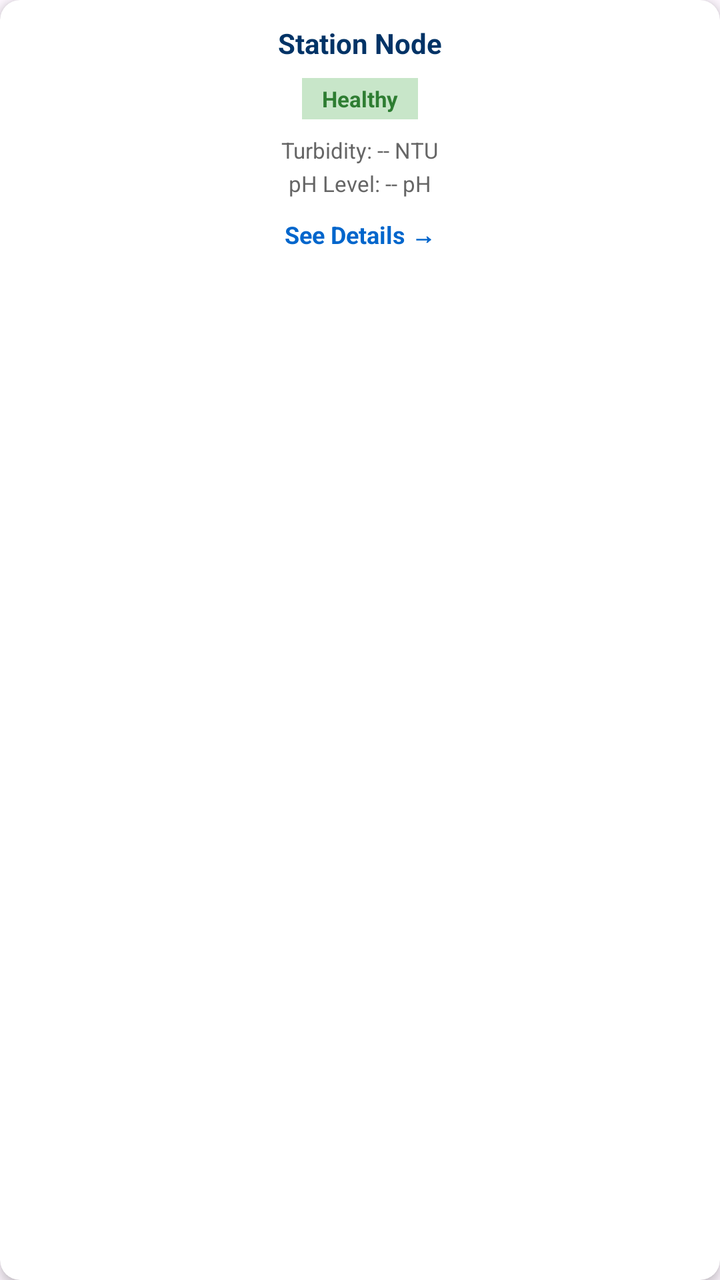
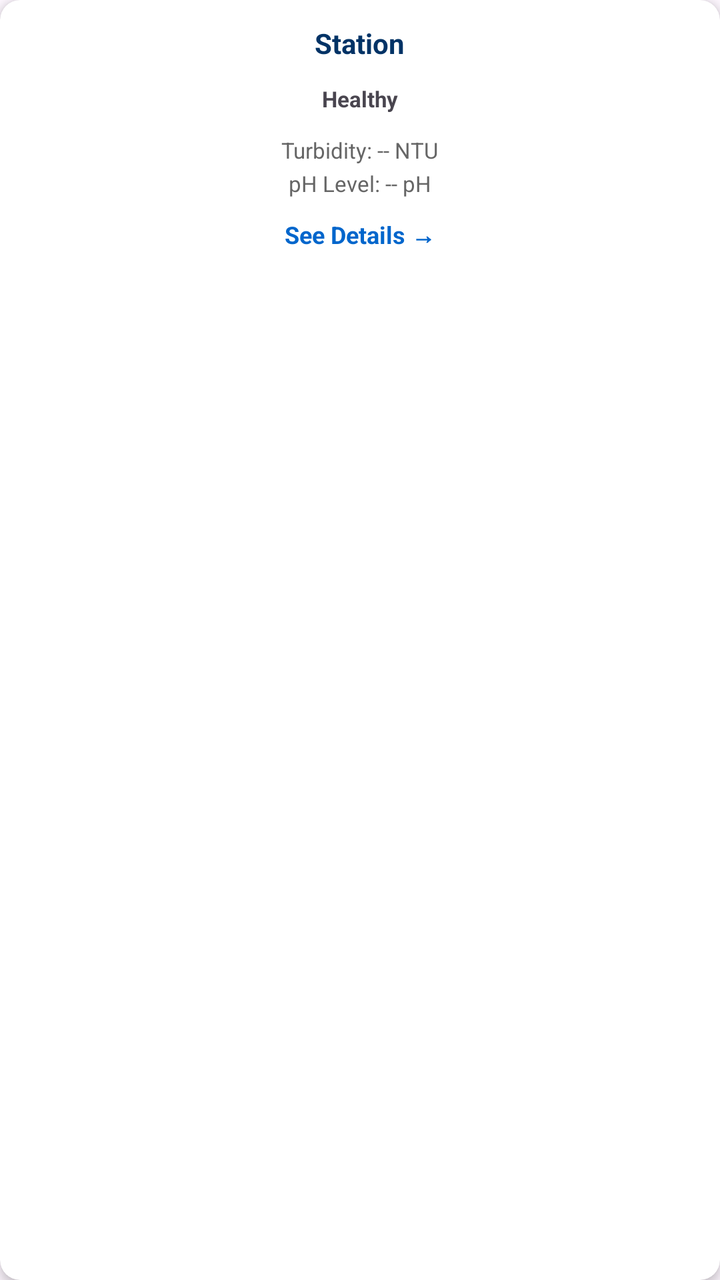

Compare the two renders of this Android layout. The source of the first and the diff that turns it into the second are given below.
<!-- AndroidManifest.xml: application theme Theme.WaterFilter -->
<!-- res/layout/item_station.xml -->
<?xml version="1.0" encoding="utf-8"?>
<androidx.cardview.widget.CardView xmlns:android="http://schemas.android.com/apk/res/android"
    xmlns:app="http://schemas.android.com/apk/res-auto"
    android:layout_width="160dp"
    android:layout_height="match_parent"
    android:layout_margin="6dp"
    app:cardCornerRadius="10dp"
    app:cardElevation="3dp"
    app:cardBackgroundColor="@android:color/white">

    <LinearLayout
        android:layout_width="match_parent"
        android:layout_height="match_parent"
        android:orientation="vertical"
        android:padding="12dp"
        android:gravity="center_horizontal">

        <TextView
            android:id="@+id/itemStationName"
            android:layout_width="wrap_content"
            android:layout_height="wrap_content"
            android:text="Station Node"
            android:textColor="#003366"
            android:textStyle="bold"
            android:textSize="14sp"
            android:ellipsize="end"
            android:maxLines="1" />

        <TextView
            android:id="@+id/itemStatusBadge"
            android:layout_width="wrap_content"
            android:layout_height="wrap_content"
            android:text="Healthy"
            android:background="#C8E6C9"
            android:textColor="#2E7D32"
            android:paddingHorizontal="10dp"
            android:paddingVertical="3dp"
            android:textSize="11sp"
            android:textStyle="bold"
            android:layout_marginVertical="8dp"/>

        <TextView
            android:id="@+id/itemTurbidity"
            android:layout_width="wrap_content"
            android:layout_height="wrap_content"
            android:text="Turbidity: -- NTU"
            android:textSize="11sp"
            android:textColor="#666666"
            android:layout_marginBottom="2dp"/>

        <TextView
            android:id="@+id/itemPH"
            android:layout_width="wrap_content"
            android:layout_height="wrap_content"
            android:text="pH Level: -- pH"
            android:textSize="11sp"
            android:textColor="#666666"
            android:layout_marginBottom="10dp"/>

        <TextView
            android:id="@+id/btnSeeDetails"
            android:layout_width="wrap_content"
            android:layout_height="wrap_content"
            android:text="See Details →"
            android:textColor="#0066CC"
            android:textSize="12sp"
            android:textStyle="bold"/>
    </LinearLayout>
</androidx.cardview.widget.CardView>
<!-- resources referenced by this layout -->
<resources>
  <style name="Theme.WaterFilter" parent="Base.Theme.WaterFilter" />
  <style name="Base.Theme.WaterFilter" parent="Theme.Material3.DayNight.NoActionBar">
          
      </style>
</resources>

<!-- the commit's change to res/layout/item_station.xml (unified diff, before → after) -->
@@ -2,7 +2,7 @@
 <androidx.cardview.widget.CardView xmlns:android="http://schemas.android.com/apk/res/android"
     xmlns:app="http://schemas.android.com/apk/res-auto"
     android:layout_width="160dp"
-    android:layout_height="match_parent"
+    android:layout_height="wrap_content"
     android:layout_margin="6dp"
     app:cardCornerRadius="10dp"
     app:cardElevation="3dp"
@@ -10,7 +10,7 @@
 
     <LinearLayout
         android:layout_width="match_parent"
-        android:layout_height="match_parent"
+        android:layout_height="wrap_content"
         android:orientation="vertical"
         android:padding="12dp"
         android:gravity="center_horizontal">
@@ -19,20 +19,17 @@
             android:id="@+id/itemStationName"
             android:layout_width="wrap_content"
             android:layout_height="wrap_content"
-            android:text="Station Node"
+            android:text="Station"
             android:textColor="#003366"
             android:textStyle="bold"
             android:textSize="14sp"
-            android:ellipsize="end"
-            android:maxLines="1" />
+            android:maxLines="1"/>
 
         <TextView
             android:id="@+id/itemStatusBadge"
             android:layout_width="wrap_content"
             android:layout_height="wrap_content"
             android:text="Healthy"
-            android:background="#C8E6C9"
-            android:textColor="#2E7D32"
             android:paddingHorizontal="10dp"
             android:paddingVertical="3dp"
             android:textSize="11sp"
